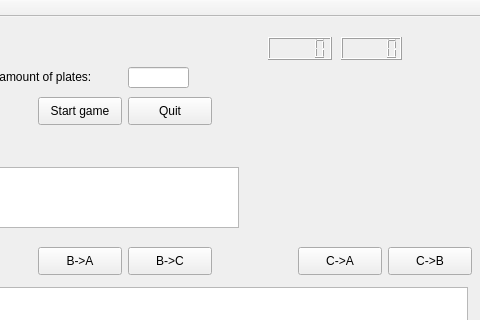
Above: student/13/hanoi/mainwindow.ui from ItsOpaz/ohjelmointi2 before the change; both pictures show x 222 to 702 and y 0 to 320 of the 702 by 716 pixel window. Below: the same form after it.
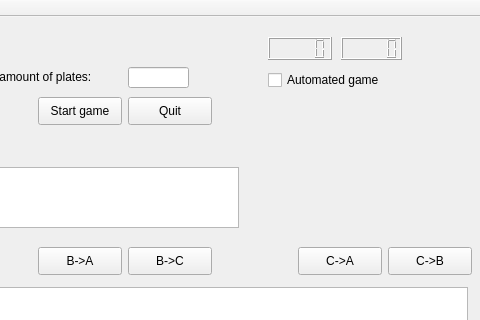
That is the form after the change.

Commit message: Optimized destructor for deleting plates and poles. Added automated game and isViable to check if move is possible.

```diff
--- a/student/13/hanoi/mainwindow.ui
+++ b/student/13/hanoi/mainwindow.ui
@@ -249,6 +249,19 @@
      </rect>
     </property>
    </widget>
+   <widget class="QCheckBox" name="autoCheck">
+    <property name="geometry">
+     <rect>
+      <x>490</x>
+      <y>50</y>
+      <width>141</width>
+      <height>26</height>
+     </rect>
+    </property>
+    <property name="text">
+     <string>Automated game</string>
+    </property>
+   </widget>
   </widget>
   <widget class="QMenuBar" name="menuBar">
    <property name="geometry">
```
The commit also changes 6 other files.
